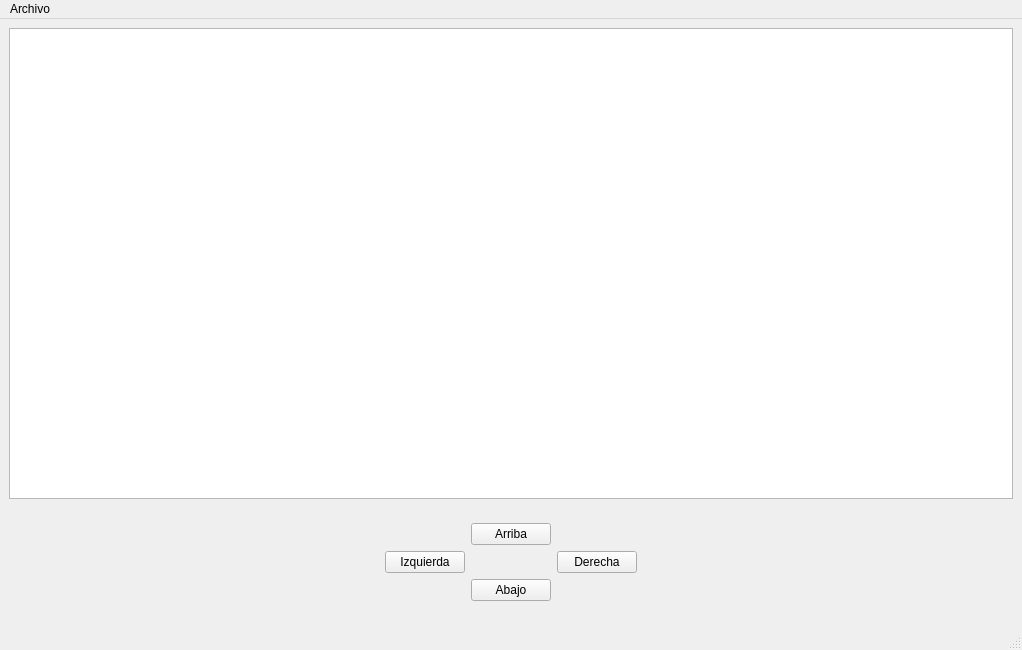
Qt form juego.ui (FernandoAcostaUPS/P60-POO-Examen2P-Acosta) before a commit.
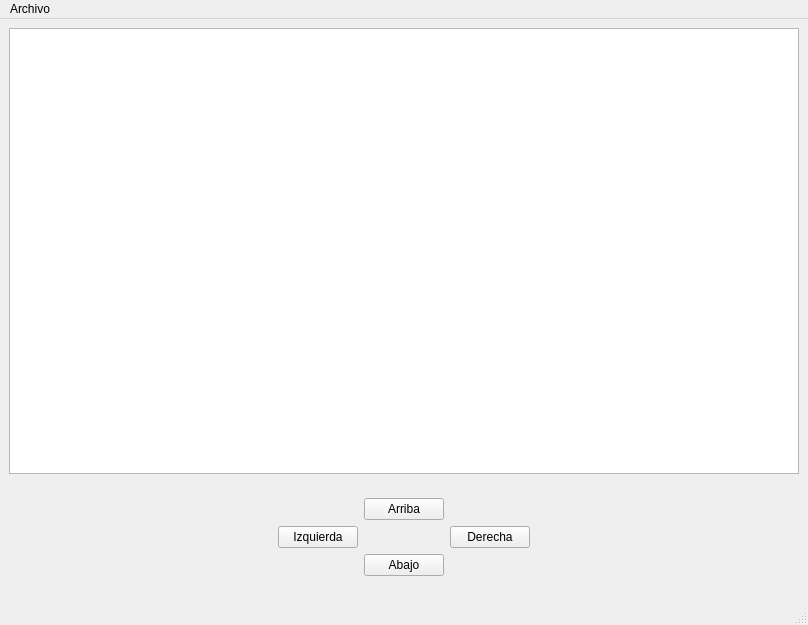
The same form after that commit.

What changed in the file:
```diff
--- a/juego.ui
+++ b/juego.ui
@@ -6,8 +6,8 @@
    <rect>
     <x>0</x>
     <y>0</y>
-    <width>1022</width>
-    <height>650</height>
+    <width>808</width>
+    <height>625</height>
    </rect>
   </property>
   <property name="windowTitle">
@@ -19,8 +19,8 @@
      <widget class="QGraphicsView" name="lienzo">
       <property name="minimumSize">
        <size>
-        <width>500</width>
-        <height>400</height>
+        <width>400</width>
+        <height>300</height>
        </size>
       </property>
      </widget>
@@ -104,7 +104,7 @@
     <rect>
      <x>0</x>
      <y>0</y>
-     <width>1022</width>
+     <width>808</width>
      <height>26</height>
     </rect>
    </property>
```
